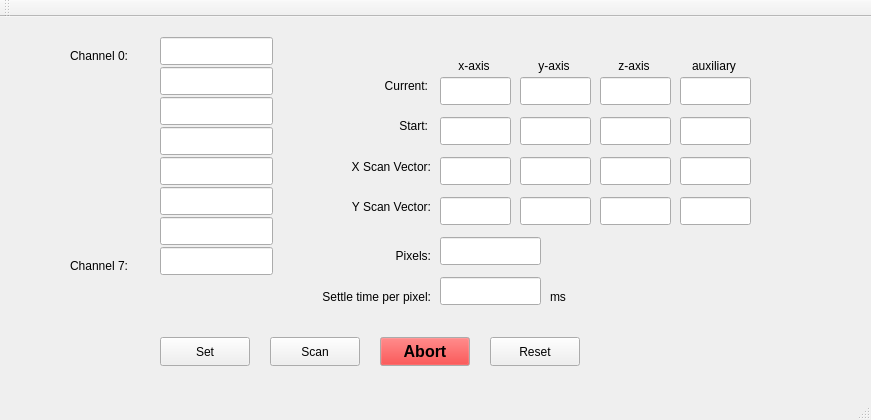
Qt form ScannerGUI/mainwindow.ui (barnex/SetupSoftware) before a commit.
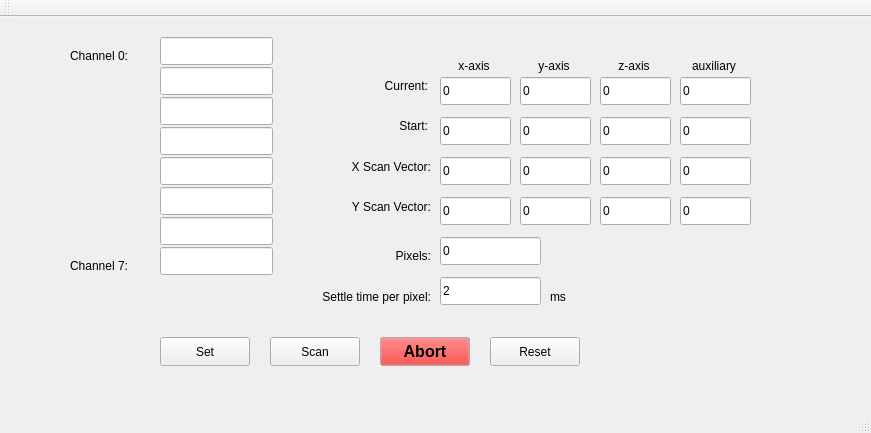
The same form after that commit.

Diff of the .ui file:
```diff
--- a/ScannerGUI/mainwindow.ui
+++ b/ScannerGUI/mainwindow.ui
@@ -7,7 +7,7 @@
     <x>0</x>
     <y>0</y>
     <width>871</width>
-    <height>420</height>
+    <height>433</height>
    </rect>
   </property>
   <property name="windowTitle">
@@ -249,6 +249,9 @@
       <height>28</height>
      </rect>
     </property>
+    <property name="text">
+     <string>0</string>
+    </property>
     <property name="readOnly">
      <bool>false</bool>
     </property>
@@ -262,6 +265,9 @@
       <height>28</height>
      </rect>
     </property>
+    <property name="text">
+     <string>0</string>
+    </property>
     <property name="readOnly">
      <bool>false</bool>
     </property>
@@ -275,6 +281,9 @@
       <height>28</height>
      </rect>
     </property>
+    <property name="text">
+     <string>0</string>
+    </property>
     <property name="readOnly">
      <bool>false</bool>
     </property>
@@ -288,6 +297,9 @@
       <height>28</height>
      </rect>
     </property>
+    <property name="text">
+     <string>0</string>
+    </property>
     <property name="readOnly">
      <bool>false</bool>
     </property>
@@ -301,6 +313,9 @@
       <height>28</height>
      </rect>
     </property>
+    <property name="text">
+     <string>0</string>
+    </property>
     <property name="readOnly">
      <bool>false</bool>
     </property>
@@ -314,6 +329,9 @@
       <height>28</height>
      </rect>
     </property>
+    <property name="text">
+     <string>0</string>
+    </property>
     <property name="readOnly">
      <bool>false</bool>
     </property>
@@ -327,6 +345,9 @@
       <height>28</height>
      </rect>
     </property>
+    <property name="text">
+     <string>0</string>
+    </property>
     <property name="readOnly">
      <bool>false</bool>
     </property>
@@ -340,6 +361,9 @@
       <height>28</height>
      </rect>
     </property>
+    <property name="text">
+     <string>0</string>
+    </property>
     <property name="readOnly">
      <bool>false</bool>
     </property>
@@ -417,6 +441,9 @@
       <height>28</height>
      </rect>
     </property>
+    <property name="text">
+     <string>0</string>
+    </property>
     <property name="readOnly">
      <bool>false</bool>
     </property>
@@ -430,6 +457,9 @@
       <height>28</height>
      </rect>
     </property>
+    <property name="text">
+     <string>0</string>
+    </property>
     <property name="readOnly">
      <bool>false</bool>
     </property>
@@ -443,6 +473,9 @@
       <height>28</height>
      </rect>
     </property>
+    <property name="text">
+     <string>0</string>
+    </property>
     <property name="readOnly">
      <bool>false</bool>
     </property>
@@ -456,6 +489,9 @@
       <height>28</height>
      </rect>
     </property>
+    <property name="text">
+     <string>0</string>
+    </property>
     <property name="readOnly">
      <bool>false</bool>
     </property>
@@ -469,6 +505,9 @@
       <height>28</height>
      </rect>
     </property>
+    <property name="text">
+     <string>0</string>
+    </property>
     <property name="readOnly">
      <bool>false</bool>
     </property>
@@ -482,6 +521,9 @@
       <height>28</height>
      </rect>
     </property>
+    <property name="text">
+     <string>0</string>
+    </property>
     <property name="readOnly">
      <bool>false</bool>
     </property>
@@ -495,6 +537,9 @@
       <height>28</height>
      </rect>
     </property>
+    <property name="text">
+     <string>0</string>
+    </property>
     <property name="readOnly">
      <bool>false</bool>
     </property>
@@ -508,6 +553,9 @@
       <height>28</height>
      </rect>
     </property>
+    <property name="text">
+     <string>0</string>
+    </property>
     <property name="readOnly">
      <bool>false</bool>
     </property>
@@ -521,6 +569,9 @@
       <height>28</height>
      </rect>
     </property>
+    <property name="text">
+     <string>0</string>
+    </property>
     <property name="readOnly">
      <bool>false</bool>
     </property>
@@ -534,6 +585,9 @@
       <height>28</height>
      </rect>
     </property>
+    <property name="text">
+     <string>2</string>
+    </property>
     <property name="readOnly">
      <bool>false</bool>
     </property>
```
